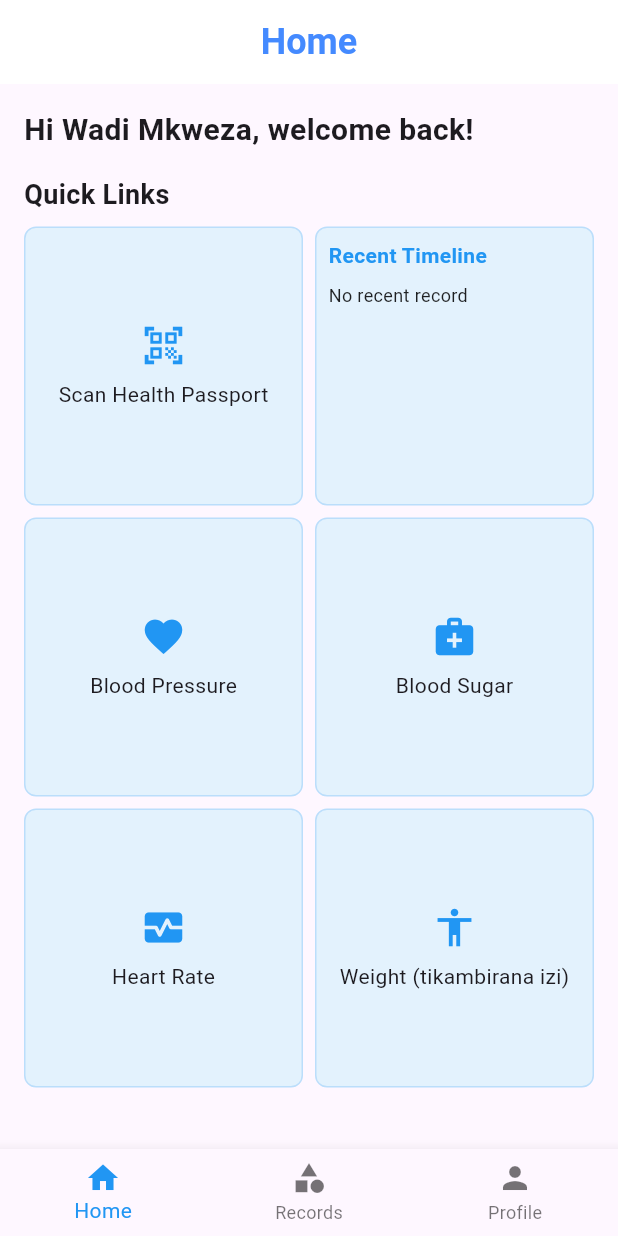
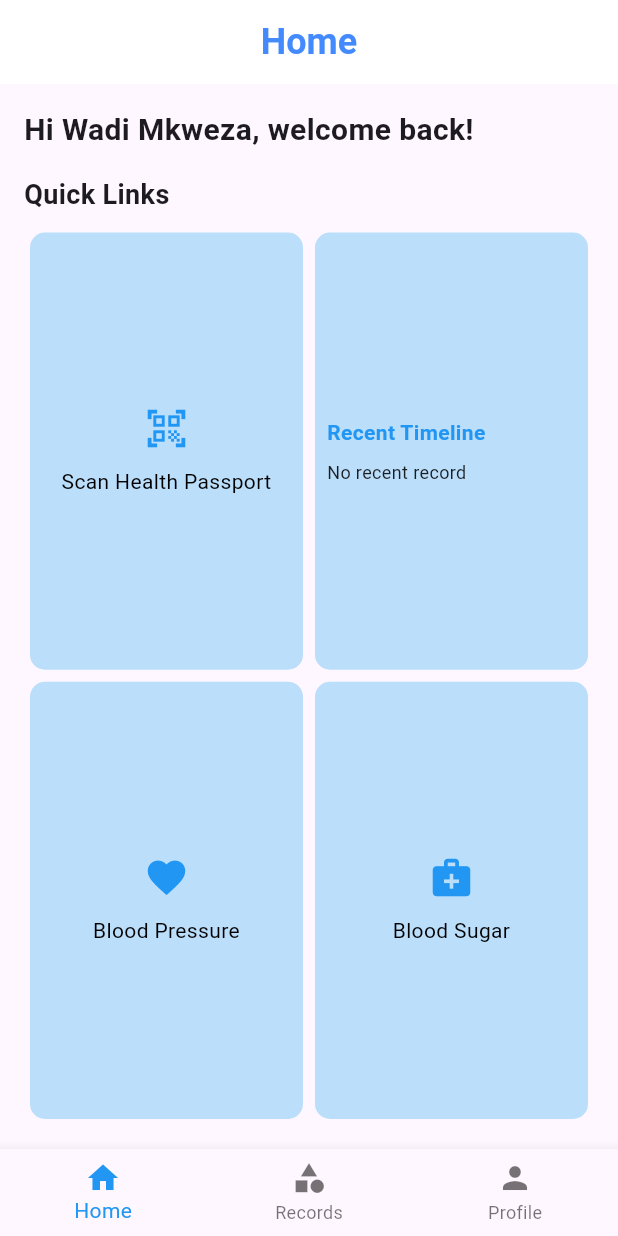
Before and after one commit to bed-com-08-20/UmoyoCard, a Flutter app: the HomeScreen screen opened directly, on a phone screen of 412 x 824 dp. Run offline on Flutter 3.47's test engine with Material 3 defaults, Android fonts, the phone set to English and light mode, and no system bars; our stand-ins replace image_picker, lucide_icons, pdf, printing, shared_preferences; missing offline and left inert: google_ml_kit; accounts and stored records are empty.

Commit message:
Refactored screen structure: Reorganized screens into new directories, removed old files, and updated dependencies (pubspec.yaml, pubspec.lock).

```diff
--- a/lib/main.dart
+++ b/lib/main.dart
@@ -1,5 +1,5 @@
 import 'package:flutter/material.dart';
-import 'package:umoyocard/screens/login_screen.dart';
+import 'package:umoyocard/screens/login/login_screen.dart';
 
 void main() {
   runApp(const MyApp());
--- a/lib/screens/home_screen.dart
+++ b/lib/screens/home/home_screen.dart
@@ -1,9 +1,9 @@
 import 'dart:async';
 import 'package:flutter/material.dart';
-import 'package:umoyocard/screens/profile_screen.dart';
-import 'package:umoyocard/screens/record_screen.dart';
-import 'package:umoyocard/screens/ocr_screen.dart';
-import 'package:umoyocard/screens/timeline_screen.dart';
+import 'package:umoyocard/screens/profile/profile_screen.dart';
+import 'package:umoyocard/screens/records/record_screen.dart';
+import 'package:umoyocard/screens/home/ocr_screen.dart';
+import 'package:umoyocard/screens/records/timeline_screen.dart';
 import 'package:shared_preferences/shared_preferences.dart';
 
 class HomeScreen extends StatefulWidget {
@@ -14,7 +14,7 @@ class HomeScreen extends StatefulWidget {
 class _HomeScreenState extends State<HomeScreen> {
   int _selectedIndex = 0;
 
-  // Removed const from widget constructors if they aren't marked as const
+  // The widget options remain unchanged.
   final List<Widget> _widgetOptions = <Widget>[
     HomeContent(),
     RecordScreen(),
@@ -64,7 +64,9 @@ class _HomeScreenState extends State<HomeScreen> {
 class HomeContent extends StatelessWidget {
   @override
   Widget build(BuildContext context) {
-    return SingleChildScrollView(
+    // The quick links have been reduced to four:
+    // "Scan Health Passport", "Recent Timeline", "Blood Pressure", and "Blood Sugar".
+    return SafeArea(
       child: Padding(
         padding: EdgeInsets.all(16.0),
         child: Column(
@@ -80,30 +82,49 @@ class HomeContent extends StatelessWidget {
               style: TextStyle(fontSize: 18.0, fontWeight: FontWeight.bold),
             ),
             SizedBox(height: 8.0),
-            GridView.builder(
-              shrinkWrap: true,
-              itemCount: quickLinks.length,
-              gridDelegate: SliverGridDelegateWithFixedCrossAxisCount(
-                crossAxisCount: 2,
-                crossAxisSpacing: 8.0,
-                mainAxisSpacing: 8.0,
+            // Instead of a GridView.builder, we now structure the cards like RecordScreen.
+            Expanded(
+              child: Column(
+                children: [
+                  Expanded(
+                    child: Row(
+                      children: [
+                        _buildQuickLinkCard(
+                          context,
+                          'Scan Health Passport',
+                          Icons.qr_code_scanner,
+                          () => _handleQuickLinkTap(
+                              context, 'Scan Health Passport'),
+                        ),
+                        _buildQuickLinkCard(
+                          context,
+                          'Recent Timeline',
+                          Icons.timeline,
+                          () => _handleQuickLinkTap(context, 'Recent Timeline'),
+                        ),
+                      ],
+                    ),
+                  ),
+                  Expanded(
+                    child: Row(
+                      children: [
+                        _buildQuickLinkCard(
+                          context,
+                          'Blood Pressure',
+                          Icons.favorite,
+                          () => _handleQuickLinkTap(context, 'Blood Pressure'),
+                        ),
+                        _buildQuickLinkCard(
+                          context,
+                          'Blood Sugar',
+                          Icons.medical_services,
+                          () => _handleQuickLinkTap(context, 'Blood Sugar'),
+                        ),
+                      ],
+                    ),
+                  ),
+                ],
               ),
-              physics: NeverScrollableScrollPhysics(),
-              itemBuilder: (context, index) {
-                final quickLink = quickLinks[index];
-                if ((quickLink['label'] as String) == 'Recent Timeline') {
-                  return RecentTimelineCard(
-                    onTap: () =>
-                        _handleQuickLinkTap(context, 'Recent Timeline'),
-                  );
-                }
-                return _QuickLinkCard(
-                  icon: quickLink['icon'] as IconData,
-                  label: quickLink['label'] as String,
-                  onTap: () => _handleQuickLinkTap(
-                      context, quickLink['label'] as String),
-                );
-              },
             ),
           ],
         ),
@@ -111,6 +132,51 @@ class HomeContent extends StatelessWidget {
     );
   }
 
+  /// Builds a quick link card. When the title is "Recent Timeline",
+  /// it returns the [RecentTimelineCard] (which has the dynamic refresh functionality);
+  /// otherwise it returns a standard card.
+  Widget _buildQuickLinkCard(
+      BuildContext context, String title, IconData icon, VoidCallback onTap) {
+    if (title == 'Recent Timeline') {
+      return Expanded(
+        child: RecentTimelineCard(
+          onTap: onTap,
+        ),
+      );
+    }
+    return Expanded(
+      child: GestureDetector(
+        onTap: onTap,
+        child: Container(
+          margin: EdgeInsets.all(4),
+          decoration: BoxDecoration(
+            color: Colors.blue.shade100,
+            borderRadius: BorderRadius.circular(10),
+          ),
+          child: Column(
+            mainAxisAlignment: MainAxisAlignment.center,
+            children: [
+              Icon(icon, color: Colors.blue, size: 30),
+              SizedBox(height: 10),
+              Text(
+                title,
+                textAlign: TextAlign.center,
+                style: TextStyle(
+                  color: Colors.black,
+                  fontSize: 14,
+                ),
+              ),
+            ],
+          ),
+        ),
+      ),
+    );
+  }
+
+  /// Handles the tap actions for each quick link.
+  /// "Scan Health Passport" navigates to [OCRScreen],
+  /// "Recent Timeline" navigates to [TimelineScreen],
+  /// and other cards show a snackbar.
   void _handleQuickLinkTap(BuildContext context, String label) {
     if (label == 'Scan Health Passport') {
       Navigator.push(
@@ -130,16 +196,14 @@ class HomeContent extends StatelessWidget {
   }
 }
 
+/// (Optional) A separate quick link card widget, if needed elsewhere.
+/// Here it remains unchanged from your original code.
 class _QuickLinkCard extends StatelessWidget {
   final IconData icon;
   final String label;
   final VoidCallback? onTap;
 
-  _QuickLinkCard({
-    required this.icon,
-    required this.label,
-    this.onTap,
-  });
+  _QuickLinkCard({required this.icon, required this.label, this.onTap});
 
   @override
   Widget build(BuildContext context) {
@@ -165,17 +229,16 @@ class _QuickLinkCard extends StatelessWidget {
   }
 }
 
+// The quickLinks constant has been updated to remove Heart Rate and Weight.
 const quickLinks = [
   {'icon': Icons.qr_code_scanner, 'label': 'Scan Health Passport'},
   {'icon': Icons.timeline, 'label': 'Recent Timeline'},
   {'icon': Icons.favorite, 'label': 'Blood Pressure'},
   {'icon': Icons.medical_services, 'label': 'Blood Sugar'},
-  {'icon': Icons.monitor_heart, 'label': 'Heart Rate'},
-  {'icon': Icons.accessibility, 'label': 'Weight (tikambirana izi)'},
 ];
 
-/// A stateful RecentTimelineCard that retrieves and displays the latest saved text.
-/// It refreshes its content periodically so that newly saved records are shown almost instantly.
+/// The RecentTimelineCard remains unchanged so that it
+/// refreshes its content periodically as before.
 class RecentTimelineCard extends StatefulWidget {
   final VoidCallback? onTap;
   const RecentTimelineCard({Key? key, this.onTap}) : super(key: key);
@@ -192,7 +255,7 @@ class _RecentTimelineCardState extends State<RecentTimelineCard> {
   void initState() {
     super.initState();
     _fetchLatestText();
-    // Refresh every 2 seconds. Adjust the duration as needed.
+    // Refresh every 2 seconds.
     _timer = Timer.periodic(Duration(seconds: 2), (timer) {
       _fetchLatestText();
     });
@@ -217,16 +280,16 @@ class _RecentTimelineCardState extends State<RecentTimelineCard> {
     return InkWell(
       onTap: widget.onTap,
       child: Container(
+        margin: EdgeInsets.all(4),
+        decoration: BoxDecoration(
+          color: Colors.blue.shade100,
+          borderRadius: BorderRadius.circular(10),
+        ),
         padding: EdgeInsets.all(8.0),
-        decoration: BoxDecoration(
-          color: Colors.blue.shade50,
-          borderRadius: BorderRadius.circular(8.0),
-          border: Border.all(color: Colors.blue.shade100),
-        ),
         child: Column(
           crossAxisAlignment: CrossAxisAlignment.start,
+          mainAxisAlignment: MainAxisAlignment.center,
           children: [
-            // Heading at the very top inside the card.
             Text(
               "Recent Timeline",
               style: TextStyle(
@@ -236,7 +299,6 @@ class _RecentTimelineCardState extends State<RecentTimelineCard> {
               ),
             ),
             SizedBox(height: 8.0),
-            // Display all the text fields (without truncation).
             Text(
               _latestText,
               style: TextStyle(fontSize: 12.0, color: Colors.black87),
--- a/lib/screens/login_screen.dart
+++ b/lib/screens/login/login_screen.dart
@@ -1,6 +1,6 @@
 import 'package:flutter/material.dart';
 //import 'create_password_screen.dart';
-import 'home_screen.dart';
+import '../home/home_screen.dart';
 
 class LoginScreen extends StatefulWidget {
   const LoginScreen({super.key});
--- a/lib/screens/profile_screen.dart
+++ b/lib/screens/profile/profile_screen.dart
@@ -1,5 +1,5 @@
 import 'package:flutter/material.dart';
-import 'package:umoyocard/screens/login_screen.dart';
+import 'package:umoyocard/screens/login/login_screen.dart';
 
 class ProfileScreen extends StatelessWidget {
   const ProfileScreen({Key? key}) : super(key: key);
--- a/pubspec.yaml
+++ b/pubspec.yaml
@@ -40,6 +40,7 @@ dependencies:
   shared_preferences: ^2.5.2
   pdf: ^3.11.3
   printing: ^5.14.2
+  lucide_icons: ^0.257.0
 
 dev_dependencies:
   flutter_test:
```
Also changed, not shown: lib/screens/records/medica_history/medical_history.dart (renamed from lib/screens/record_screen.dart, +10 -24 lines), lib/screens/records/medica_history/personal_medical_history.dart (added, +133 -0 lines), lib/screens/records/record_screen.dart (added, +117 -0 lines), lib/screens/home/ocr_screen.dart (renamed from lib/screens/ocr_screen.dart), lib/screens/records/timeline_screen.dart (renamed from lib/screens/timeline_screen.dart), pubspec.lock.
